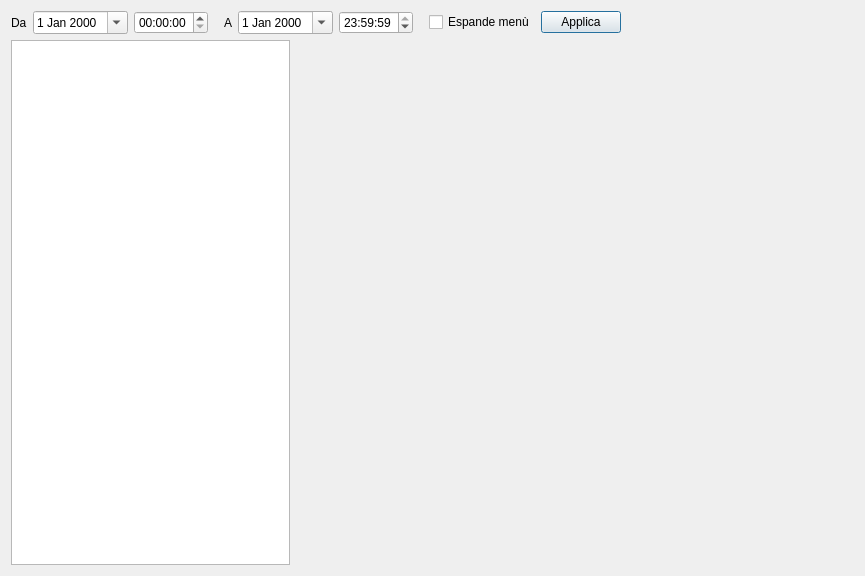
Above: src/statsform.ui from mtonin/gestcassa before the change. Below: the same form after it.
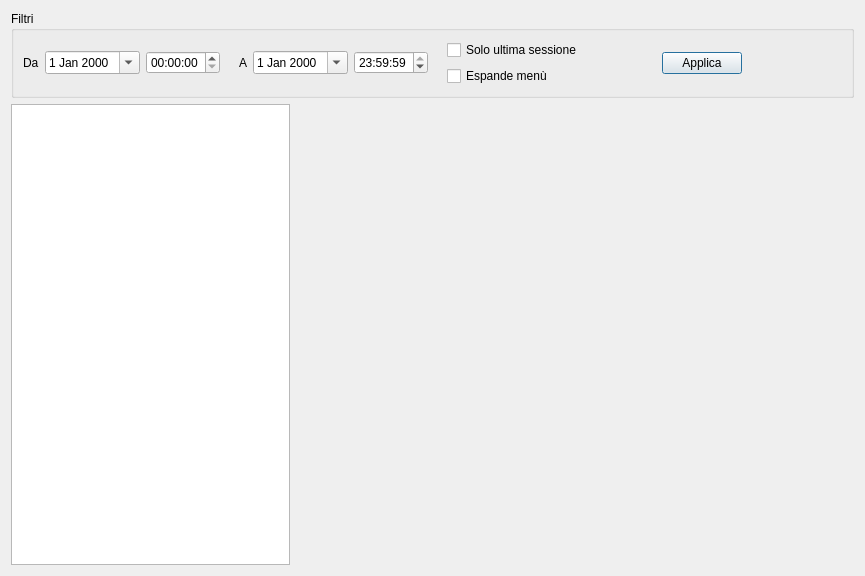
That is the form after the change. Custom widgets are drawn as their Qt base class.

Commit message: - aggiunto filtro ultima sessione in visualizzazione statistiche - corretto messaggi di errore

The edit to the form file:
```diff
--- a/src/statsform.ui
+++ b/src/statsform.ui
@@ -15,6 +15,10 @@
   </property>
   <layout class="QVBoxLayout" name="verticalLayout">
    <item>
+    <widget class="QGroupBox" name="groupBox">
+     <property name="title">
+      <string>Filtri</string>
+     </property>
     <layout class="QHBoxLayout" name="horizontalLayout">
      <item>
       <widget class="QLabel" name="label">
@@ -43,7 +47,7 @@
        </property>
        <property name="sizeHint" stdset="0">
         <size>
-         <width>10</width>
+          <width>13</width>
          <height>20</height>
         </size>
        </property>
@@ -84,11 +88,20 @@
        </property>
        <property name="sizeHint" stdset="0">
         <size>
-         <width>10</width>
+          <width>13</width>
          <height>20</height>
         </size>
        </property>
       </spacer>
+      </item>
+      <item>
+       <layout class="QVBoxLayout" name="verticalLayout_2">
+        <item>
+         <widget class="QCheckBox" name="ultimaSessioneBox">
+          <property name="text">
+           <string>Solo ultima sessione</string>
+          </property>
+         </widget>
      </item>
      <item>
       <widget class="QCheckBox" name="expMenuBox">
@@ -97,6 +110,24 @@
        </property>
       </widget>
      </item>
+       </layout>
+      </item>
+      <item>
+       <spacer name="horizontalSpacer_7">
+        <property name="orientation">
+         <enum>Qt::Horizontal</enum>
+        </property>
+        <property name="sizeType">
+         <enum>QSizePolicy::Expanding</enum>
+        </property>
+        <property name="sizeHint" stdset="0">
+         <size>
+          <width>13</width>
+          <height>20</height>
+         </size>
+        </property>
+       </spacer>
+      </item>
      <item>
       <widget class="QPushButton" name="filtraBtn">
        <property name="text">
@@ -111,13 +142,14 @@
        </property>
        <property name="sizeHint" stdset="0">
         <size>
-         <width>40</width>
+          <width>100</width>
          <height>20</height>
         </size>
        </property>
       </spacer>
      </item>
     </layout>
+    </widget>
    </item>
    <item>
     <layout class="QHBoxLayout" name="horizontalLayout_2">
```
Lines whose indentation alone changed are shown as unchanged. The commit also changes 4 other files.
